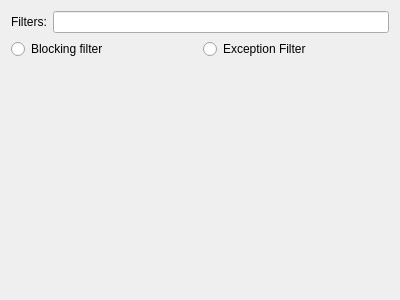
The window that messageviewer/adblock/ui/adblockcreatefilterwidget.ui (KDE/kdepim) describes before a commit, drawn with Qt 5.
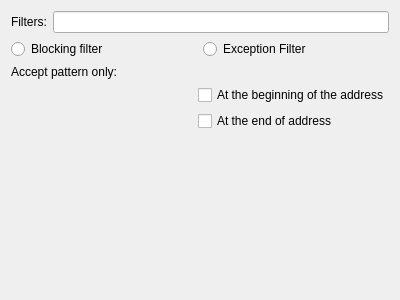
The same window after the commit.

Diff of the .ui file:
```diff
--- a/messageviewer/adblock/ui/adblockcreatefilterwidget.ui
+++ b/messageviewer/adblock/ui/adblockcreatefilterwidget.ui
@@ -10,8 +10,8 @@
     <height>300</height>
    </rect>
   </property>
-  <layout class="QGridLayout" name="gridLayout">
-   <item row="0" column="0">
+  <layout class="QGridLayout" name="gridLayout_2">
+   <item row="0" column="0" colspan="2">
     <layout class="QHBoxLayout" name="horizontalLayout">
      <item>
       <widget class="QLabel" name="label">
@@ -29,7 +29,7 @@
      </item>
     </layout>
    </item>
-   <item row="1" column="0">
+   <item row="1" column="0" colspan="2">
     <layout class="QHBoxLayout" name="horizontalLayout_2">
      <item>
       <widget class="QRadioButton" name="blockingFilter">
@@ -47,7 +47,36 @@
      </item>
     </layout>
    </item>
-   <item row="2" column="0">
+   <item row="2" column="0" colspan="2">
+    <layout class="QHBoxLayout" name="horizontalLayout_3">
+     <item>
+      <widget class="QLabel" name="label_2">
+       <property name="text">
+        <string>Accept pattern only:</string>
+       </property>
+      </widget>
+     </item>
+    </layout>
+   </item>
+   <item row="3" column="1">
+    <layout class="QGridLayout" name="gridLayout">
+     <item row="0" column="0">
+      <widget class="QCheckBox" name="atTheBeginning">
+       <property name="text">
+        <string>At the beginning of the address</string>
+       </property>
+      </widget>
+     </item>
+     <item row="1" column="0">
+      <widget class="QCheckBox" name="atTheEnd">
+       <property name="text">
+        <string>At the end of address</string>
+       </property>
+      </widget>
+     </item>
+    </layout>
+   </item>
+   <item row="4" column="0">
     <spacer name="verticalSpacer">
      <property name="orientation">
       <enum>Qt::Vertical</enum>
```
